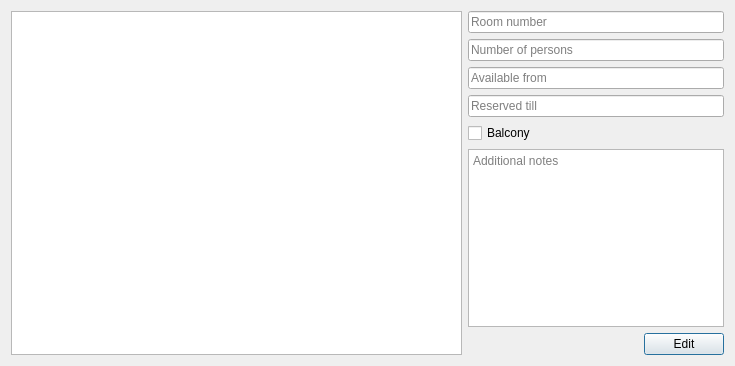
Old version of the form code/qtApp/BrowseWindow.ui in the repository stoptherock1/HSM.
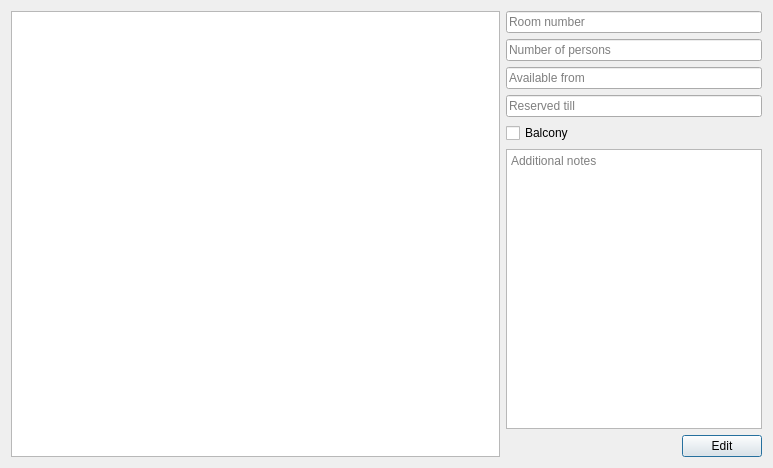
New version of the form.

Commit message: Login window

The edit to the form file:
```diff
--- a/code/qtApp/BrowseWindow.ui
+++ b/code/qtApp/BrowseWindow.ui
@@ -6,8 +6,8 @@
    <rect>
     <x>0</x>
     <y>0</y>
-    <width>735</width>
-    <height>366</height>
+    <width>773</width>
+    <height>468</height>
    </rect>
   </property>
   <property name="windowTitle">
@@ -20,7 +20,7 @@
       <widget class="QTableWidget" name="tableWidget"/>
      </item>
      <item>
-      <layout class="QGridLayout" name="gridLayout" rowstretch="1,0,0,0,0,0,0,0">
+      <layout class="QGridLayout" name="gridLayout" rowstretch="1,0,0,0,0,0,0">
        <item row="2" column="0">
         <widget class="QLineEdit" name="lineEdit_4">
          <property name="placeholderText">
```
The commit also changes 7 other files.
